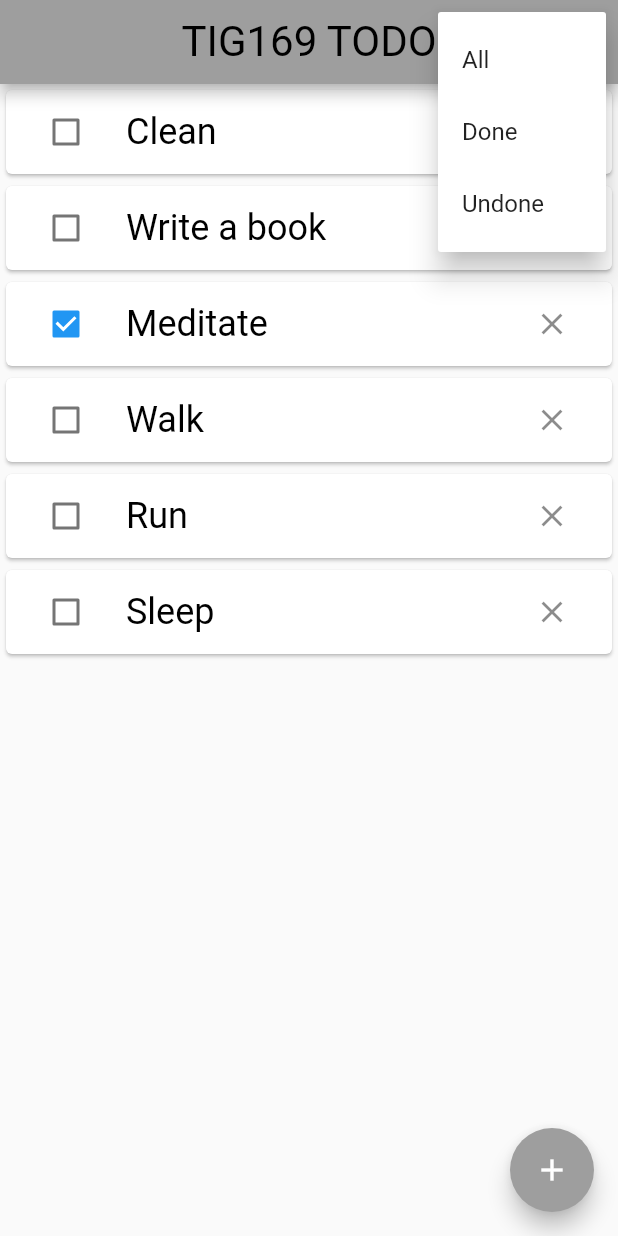
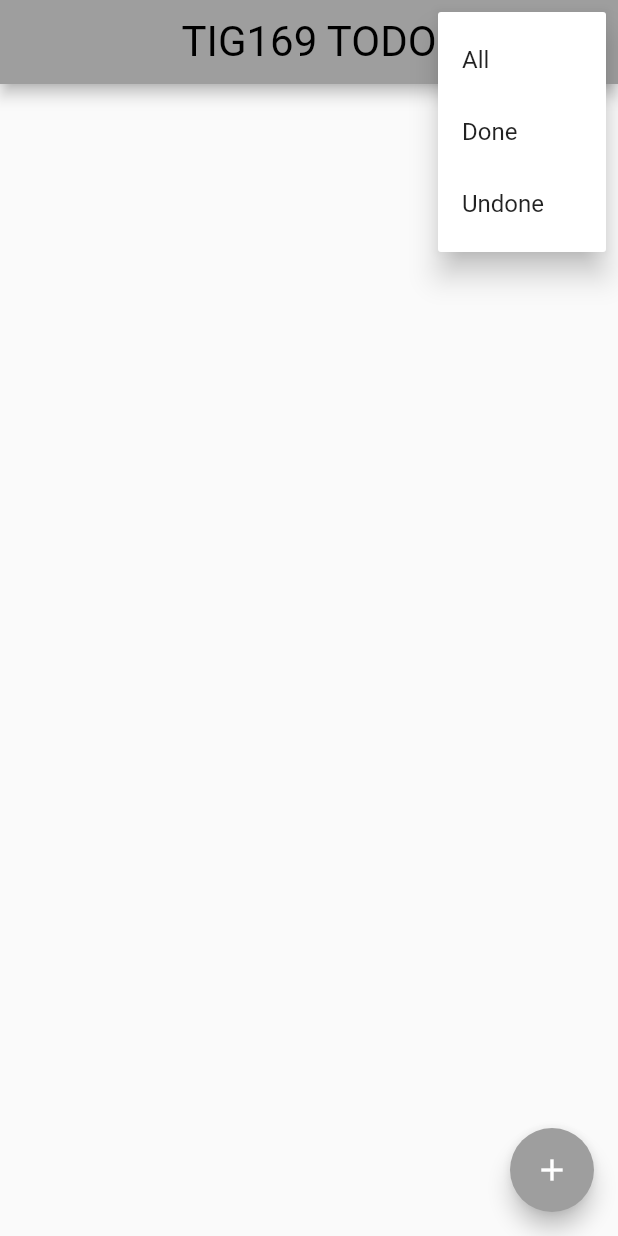
Before and after one commit to gu-tig169-ht21/gushasanf, a Flutter app: the screen it shows after launch, after a tap on the "more vert" icon, on a phone screen of 412 x 824 dp. Run offline on Flutter 3.47's test engine with Material 2 defaults, Android fonts, the phone set to English and light mode, and no system bars.

```diff
--- a/lib/main.dart
+++ b/lib/main.dart
@@ -1,15 +1,22 @@
 import 'package:flutter/material.dart';
-
-import 'main_view.dart';
+import 'package:provider/provider.dart';
+import './main_view.dart';
+import './model.dart';
 
 void main() {
-  runApp(const MyApp());
+  var state = MyState();
+  runApp(
+    ChangeNotifierProvider(
+      create: (context) => state,
+      child: MyApp(),
+    ),
+  );
 }
 
 class MyApp extends StatelessWidget {
   const MyApp({Key? key}) : super(key: key);
 
-  // This widget is the root of your application.
+  // Root of the application
   @override
   Widget build(BuildContext context) {
     return MaterialApp(
--- a/lib/main_view.dart
+++ b/lib/main_view.dart
@@ -1,27 +1,21 @@
 import 'package:flutter/material.dart';
-import 'second_view.dart';
 import 'package:provider/provider.dart';
+import './model.dart';
+import './second_view.dart';
+import './todo_list.dart';
 
-class MyState extends ChangeNotifier {
-  // Lite kod
-}
-
-class MainView extends StatefulWidget {
-  @override
-  State<StatefulWidget> createState() {
-    return MainViewState();
-  }
-}
-
-class MainViewState extends State<StatefulWidget> {
+class MainView extends StatelessWidget {
   Widget build(BuildContext context) {
     return Scaffold(
       appBar: _appBar(context),
-      body: _list(context),
+      body: Consumer<MyState>(
+        builder: (context, state, child) => TodoList(state.list),
+      ),
       floatingActionButton: _floatingAction(context),
     );
   }
 
+  // Appbar with some styling according to the theme
   PreferredSizeWidget _appBar(BuildContext context) {
     return AppBar(
       title: Text('TIG169 TODO', style: Theme.of(context).textTheme.headline1),
@@ -33,6 +27,7 @@ class MainViewState extends State<StatefulWidget> {
     );
   }
 
+  // Dropdown menu for sorting items
   Widget _dropDown(BuildContext context) {
     return PopupMenuButton(
         icon: Icon(Icons.more_vert, color: Colors.black),
@@ -43,56 +38,7 @@ class MainViewState extends State<StatefulWidget> {
             ]);
   }
 
-  Widget _list(BuildContext context) {
-    var clean = Todo(name: 'Clean');
-    var book = Todo(name: 'Write a book');
-    var medi = Todo(name: 'Meditate', status: true);
-    var walk = Todo(name: 'Walk');
-    var run = Todo(name: 'Run');
-    var sleep = Todo(name: 'Sleep');
-
-    var list = [
-      clean,
-      book,
-      medi,
-      walk,
-      run,
-      sleep,
-    ];
-
-    return StatefulBuilder(
-      builder: (context, setState) => (ListView(
-        children: <Widget>[
-          // Runs through every item in the list.
-          for (var item in list)
-            Card(
-              child: ListTile(
-                  leading: Checkbox(
-                    value: item.status,
-                    onChanged: (bool? choice) {
-                      setState(() {
-                        item.status = choice;
-                      });
-                    },
-                  ),
-                  trailing: IconButton(
-                    icon: Icon(Icons.close),
-                    onPressed: () {
-                      setState(() {
-                        list.remove(item);
-                      });
-                    },
-                  ),
-                  title: Text(
-                    item.name,
-                    style: Theme.of(context).textTheme.bodyText1,
-                  )),
-            ),
-        ],
-      )),
-    );
-  }
-
+  // Button for navigating to secondview
   Widget _floatingAction(BuildContext context) {
     return FloatingActionButton(
       onPressed: () {
@@ -107,16 +53,3 @@ class MainViewState extends State<StatefulWidget> {
     );
   }
 }
-
-// ----------------------------------------------------------------------
-// The class todo
-class Todo {
-  final String name;
-  bool? status;
-
-  Todo({required this.name, this.status = false});
-
-  set isCompleted(bool value) {
-    isCompleted = value;
-  }
-}
--- /dev/null
+++ b/lib/model.dart
@@ -0,0 +1,32 @@
+import 'package:flutter/material.dart';
+
+// The class Todo which represents one item to do
+class Todo {
+  String name;
+  bool? status;
+
+  Todo({required this.name, this.status = false});
+}
+
+// The class MyState which creates a list of Todos
+// and enables modiyfing items in it
+class MyState extends ChangeNotifier {
+  List<Todo> _list = [];
+
+  List<Todo> get list => _list;
+
+  void addTodo(Todo item) {
+    _list.add(item);
+    notifyListeners();
+  }
+
+  void removeTodo(Todo item) {
+    _list.remove(item);
+    notifyListeners();
+  }
+
+  void changeStatus(Todo item, choice) {
+    item.status = choice;
+    notifyListeners();
+  }
+}
--- /dev/null
+++ b/lib/todo_list.dart
@@ -0,0 +1,43 @@
+import 'package:flutter/material.dart';
+import 'package:provider/provider.dart';
+import './model.dart';
+
+class TodoList extends StatelessWidget {
+  final List<Todo> list;
+
+  TodoList(this.list);
+
+  @override
+  Widget build(BuildContext context) {
+    return ListView(
+        children: list.map((item) => _todoItem(context, item)).toList());
+  }
+
+  // Represents a card in the list
+  Widget _todoItem(context, item) {
+    return Card(
+      child: ListTile(
+        // Checkbox to the left in each card
+        leading: Checkbox(
+          value: item.status,
+          onChanged: (bool? choice) {
+            Provider.of<MyState>(context, listen: false)
+                .changeStatus(item, choice);
+          },
+        ),
+        // Text of the todo in the middle of each card
+        title: Text(
+          item.name,
+          style: Theme.of(context).textTheme.bodyText1,
+        ),
+        // Delete button to the right in each card
+        trailing: IconButton(
+          icon: Icon(Icons.close),
+          onPressed: () {
+            Provider.of<MyState>(context, listen: false).removeTodo(item);
+          },
+        ),
+      ),
+    );
+  }
+}
```
Also changed, not shown: lib/second_view.dart (+28 -5 lines).
